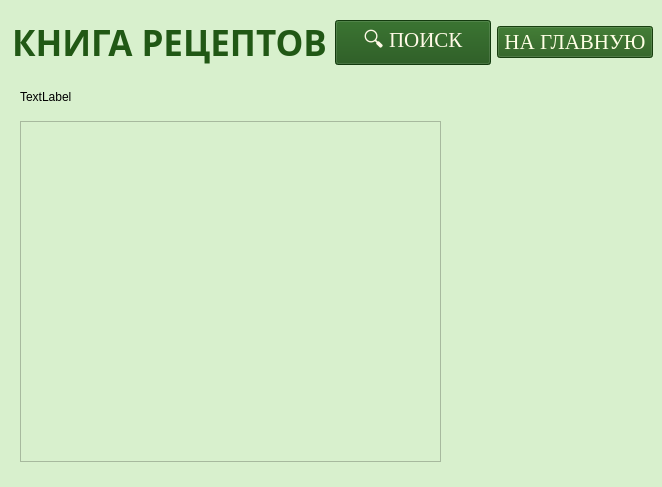
pimpochkina/book_of_recipes, file main_window.ui: the form before one commit.
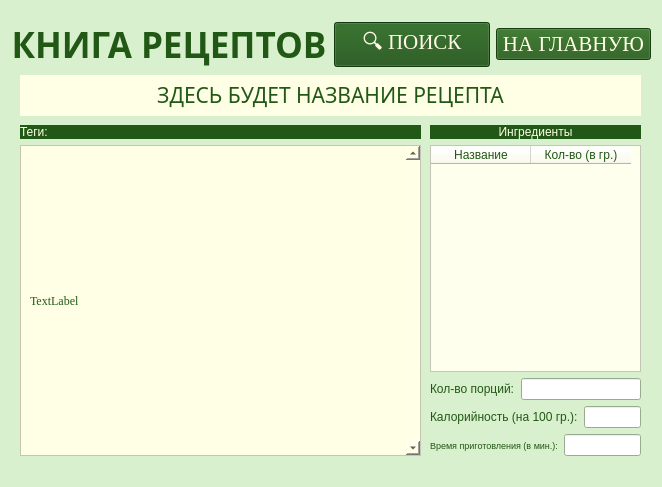
The form after the commit. The open tabs and pages were chosen to show the change. Icons and pictures are not drawn.

```diff
--- a/main_window.ui
+++ b/main_window.ui
@@ -441,15 +441,8 @@
    <string>MainWindow</string>
   </property>
   <widget class="QWidget" name="centralwidget">
-   <widget class="QWidget" name="layoutWidget">
-    <property name="geometry">
-     <rect>
-      <x>10</x>
-      <y>10</y>
-      <width>643</width>
-      <height>471</height>
-     </rect>
-    </property>
+   <layout class="QGridLayout" name="gridLayout">
+    <item row="0" column="0">
     <layout class="QVBoxLayout" name="verticalLayout_13">
      <item>
       <layout class="QHBoxLayout" name="horizontalLayout_3">
@@ -3305,14 +3298,163 @@
         </layout>
        </widget>
        <widget class="QWidget" name="recipe_page">
+         <widget class="QLabel" name="recipe_name_label">
+          <property name="geometry">
+           <rect>
+            <x>10</x>
+            <y>0</y>
+            <width>621</width>
+            <height>41</height>
+           </rect>
+          </property>
+          <property name="font">
+           <font>
+            <family>Segoe UI Black</family>
+            <pointsize>16</pointsize>
+           </font>
+          </property>
+          <property name="styleSheet">
+           <string notr="true">background-color: rgb(255, 255, 229);
+color: rgb(33, 88, 21);</string>
+          </property>
+          <property name="text">
+           <string>&lt;html&gt;&lt;head/&gt;&lt;body&gt;&lt;p align=&quot;center&quot;&gt;ЗДЕСЬ БУДЕТ НАЗВАНИЕ РЕЦЕПТА&lt;/p&gt;&lt;/body&gt;&lt;/html&gt;</string>
+          </property>
+          <property name="wordWrap">
+           <bool>true</bool>
+          </property>
+         </widget>
+         <widget class="QWidget" name="">
+          <property name="geometry">
+           <rect>
+            <x>420</x>
+            <y>50</y>
+            <width>211</width>
+            <height>331</height>
+           </rect>
+          </property>
+          <layout class="QVBoxLayout" name="verticalLayout_7">
+           <item>
+            <widget class="QLabel" name="label_4">
+             <property name="styleSheet">
+              <string notr="true">font: 87 10pt &quot;Segoe UI Black&quot;;
+background-color: rgb(33, 88, 21);
+color: rgb(255, 255, 229);</string>
+             </property>
+             <property name="text">
+              <string>&lt;html&gt;&lt;head/&gt;&lt;body&gt;&lt;p align=&quot;center&quot;&gt;Ингредиенты&lt;/p&gt;&lt;/body&gt;&lt;/html&gt;</string>
+             </property>
+            </widget>
+           </item>
+           <item>
+            <widget class="QTableWidget" name="ings_table">
+             <property name="styleSheet">
+              <string notr="true">background-color: rgb(255, 255, 237);
+color: rgb(33, 88, 21);</string>
+             </property>
+             <column>
+              <property name="text">
+               <string>Название</string>
+              </property>
+             </column>
+             <column>
+              <property name="text">
+               <string>Кол-во (в гр.)</string>
+              </property>
+             </column>
+            </widget>
+           </item>
+           <item>
+            <layout class="QVBoxLayout" name="verticalLayout_2">
+             <item>
+              <layout class="QHBoxLayout" name="horizontalLayout">
+               <item>
+                <widget class="QLabel" name="label_6">
+                 <property name="styleSheet">
+                  <string notr="true">color: rgb(33, 88, 21);</string>
+                 </property>
+                 <property name="text">
+                  <string>Кол-во порций:</string>
+                 </property>
+                </widget>
+               </item>
+               <item>
+                <widget class="QLineEdit" name="servings"/>
+               </item>
+              </layout>
+             </item>
+             <item>
+              <layout class="QHBoxLayout" name="horizontalLayout_11">
+               <item>
+                <widget class="QLabel" name="label_11">
+                 <property name="styleSheet">
+                  <string notr="true">color: rgb(33, 88, 21);</string>
+                 </property>
+                 <property name="text">
+                  <string>Калорийность (на 100 гр.):</string>
+                 </property>
+                </widget>
+               </item>
+               <item>
+                <widget class="QLineEdit" name="ccalories"/>
+               </item>
+              </layout>
+             </item>
+             <item>
+              <layout class="QHBoxLayout" name="horizontalLayout_7">
+               <item>
+                <widget class="QLabel" name="label_8">
+                 <property name="font">
+                  <font>
+                   <pointsize>7</pointsize>
+                  </font>
+                 </property>
+                 <property name="styleSheet">
+                  <string notr="true">color: rgb(33, 88, 21);</string>
+                 </property>
+                 <property name="text">
+                  <string>Время приготовления (в мин.):</string>
+                 </property>
+                </widget>
+               </item>
+               <item>
+                <widget class="QLineEdit" name="time"/>
+               </item>
+              </layout>
+             </item>
+            </layout>
+           </item>
+          </layout>
+         </widget>
+         <widget class="QWidget" name="">
+          <property name="geometry">
+           <rect>
+            <x>10</x>
+            <y>50</y>
+            <width>401</width>
+            <height>331</height>
+           </rect>
+          </property>
+          <layout class="QVBoxLayout" name="verticalLayout_8">
+           <item>
+            <widget class="QLabel" name="tags_label">
+             <property name="styleSheet">
+              <string notr="true">background-color: rgb(33, 88, 21);
+color: rgb(255, 255, 229);
+font: 8pt &quot;Georgia&quot;;</string>
+             </property>
+             <property name="text">
+              <string>Теги:</string>
+             </property>
+            </widget>
+           </item>
+           <item>
         <widget class="QScrollArea" name="scrollArea">
-         <property name="geometry">
-          <rect>
-           <x>10</x>
-           <y>40</y>
-           <width>421</width>
-           <height>341</height>
-          </rect>
+             <property name="styleSheet">
+              <string notr="true">background-color: rgb(255, 255, 229);</string>
+             </property>
+             <property name="verticalScrollBarPolicy">
+              <enum>Qt::ScrollBarAlwaysOn</enum>
          </property>
          <property name="widgetResizable">
           <bool>true</bool>
@@ -3322,30 +3464,41 @@
            <rect>
             <x>0</x>
             <y>0</y>
-            <width>419</width>
-            <height>339</height>
-           </rect>
-          </property>
-         </widget>
-        </widget>
-        <widget class="QLabel" name="label_11">
-         <property name="geometry">
-          <rect>
-           <x>10</x>
-           <y>0</y>
-           <width>621</width>
-           <height>31</height>
-          </rect>
+                <width>380</width>
+                <height>307</height>
+               </rect>
+              </property>
+              <layout class="QGridLayout" name="gridLayout_2">
+               <item row="0" column="0">
+                <widget class="QLabel" name="recipe_label">
+                 <property name="font">
+                  <font>
+                   <family>Georgia</family>
+                  </font>
+                 </property>
+                 <property name="styleSheet">
+                  <string notr="true">color: rgb(33, 88, 21);</string>
          </property>
          <property name="text">
           <string>TextLabel</string>
          </property>
-        </widget>
+                 <property name="wordWrap">
+                  <bool>true</bool>
+                 </property>
+                </widget>
+               </item>
+              </layout>
        </widget>
       </widget>
      </item>
     </layout>
    </widget>
+        </widget>
+       </widget>
+      </item>
+     </layout>
+    </item>
+   </layout>
   </widget>
  </widget>
  <resources/>
```
Left out of the diff: 4 changed lines with no effect on the pictures. Lines whose indentation alone changed are shown as unchanged.
